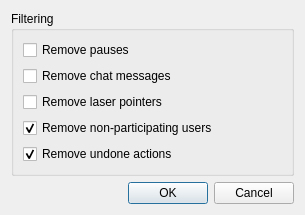
Before: the Qt Designer form src/client/ui/recfilter.ui in drawpile/Drawpile, drawn with Qt 5.
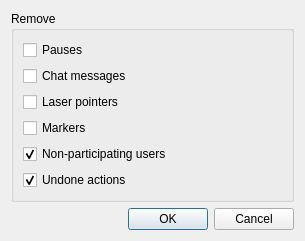
After: the same form once the commit is applied.

Commit message: Implement recording markers

The edit to the form file:
```diff
--- a/src/client/ui/recfilter.ui
+++ b/src/client/ui/recfilter.ui
@@ -17,34 +17,41 @@
    <item>
     <widget class="QGroupBox" name="groupBox">
      <property name="title">
-      <string>Filtering</string>
+      <string>Remove</string>
      </property>
      <layout class="QVBoxLayout" name="verticalLayout">
       <item>
        <widget class="QCheckBox" name="removeDelays">
         <property name="text">
-         <string>Remove pauses</string>
+         <string>Pauses</string>
         </property>
        </widget>
       </item>
       <item>
        <widget class="QCheckBox" name="removeChat">
         <property name="text">
-         <string>Remove chat messages</string>
+         <string>Chat messages</string>
         </property>
        </widget>
       </item>
       <item>
        <widget class="QCheckBox" name="removeLasers">
         <property name="text">
-         <string>Remove laser pointers</string>
+         <string>Laser pointers</string>
+        </property>
+       </widget>
+      </item>
+      <item>
+       <widget class="QCheckBox" name="removeMarkers">
+        <property name="text">
+         <string>Markers</string>
         </property>
        </widget>
       </item>
       <item>
        <widget class="QCheckBox" name="removeLookyloos">
         <property name="text">
-         <string>Remove non-participating users</string>
+         <string>Non-participating users</string>
         </property>
         <property name="checked">
          <bool>true</bool>
@@ -54,7 +61,7 @@
       <item>
        <widget class="QCheckBox" name="removeUndos">
         <property name="text">
-         <string>Remove undone actions</string>
+         <string>Undone actions</string>
         </property>
         <property name="checked">
          <bool>true</bool>
```
The commit also changes 26 other files.
